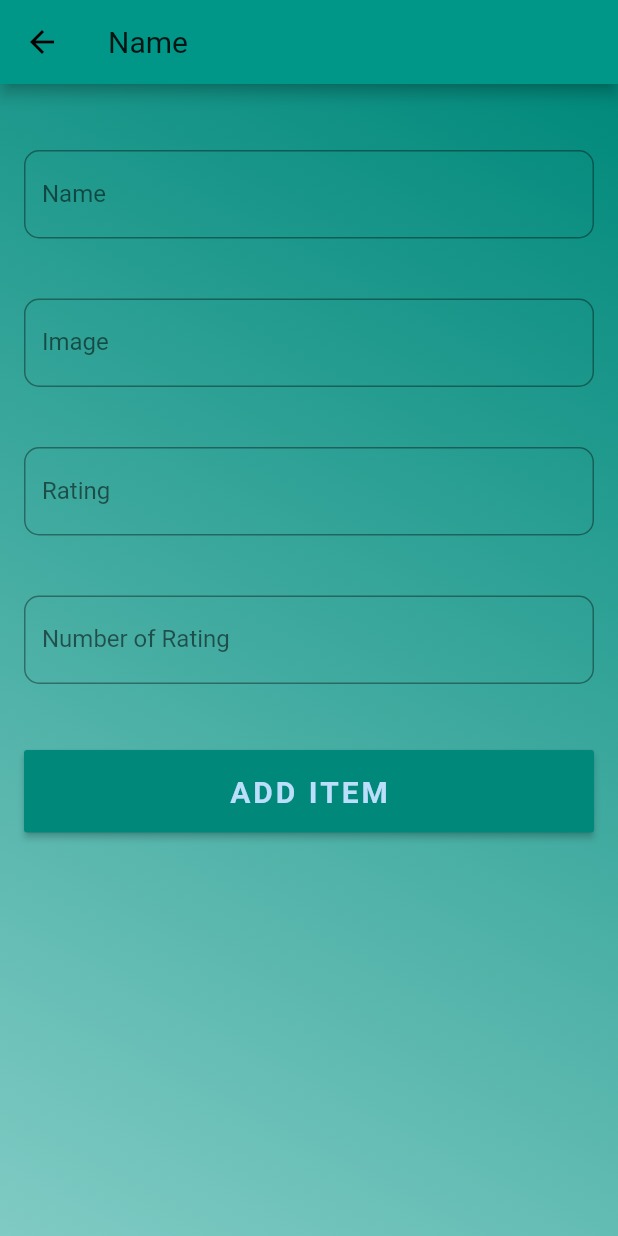
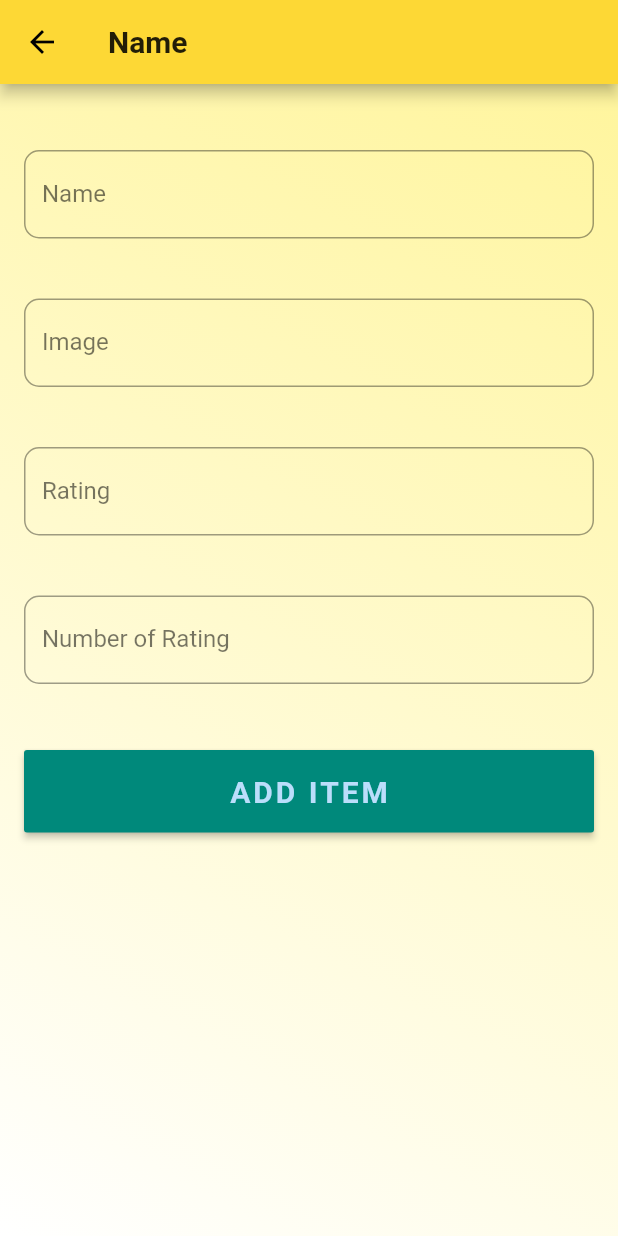
Before and after one commit to room2468/12-final-project-namsantech, a Flutter app: the AddScreen screen opened directly, on a phone screen of 412 x 824 dp. Run offline on Flutter 3.47's test engine with Material 2 defaults, Android fonts, the phone set to English and light mode, and no system bars; our stand-ins replace animated_theme_switcher, carousel_pro, cloud_firestore, firebase_auth, firebase_core, floor and 5 more; missing offline and left inert: dart:ffi; accounts and stored records are empty; statements that could not run were skipped.

Commit message:
ganti warna

```diff
--- a/lib/kategori/screens/add_screen.dart
+++ b/lib/kategori/screens/add_screen.dart
@@ -18,15 +18,15 @@ class AddScreen extends StatelessWidget {
       },
       child: Scaffold(
         appBar: AppBar(
-          title: Text('Name'),
-          backgroundColor: Colors.teal[500],
+          title: Text('Name', style : TextStyle (fontWeight: FontWeight.bold)),
+          backgroundColor: Colors.yellow[600],
         ),
         body: Container(
           decoration: BoxDecoration(
             gradient: LinearGradient(
               begin: Alignment.topRight,
               end: Alignment.bottomLeft,
-              colors: [Colors.teal[600], Colors.teal[200]],
+              colors: [Colors.yellow[200], Colors.white],
             ),
           ),
           child: Padding(
--- a/lib/kategori/screens/edit_screen.dart
+++ b/lib/kategori/screens/edit_screen.dart
@@ -35,7 +35,7 @@ class _EditScreenState extends State<EditScreen> {
         //backgroundColor: CustomColors.firebaseNavy,
         appBar: AppBar(
           title: Text('Kategori'),
-          backgroundColor: Colors.teal[500],
+          backgroundColor: Colors.yellow[600],
           // backgroundColor: CustomColors.firebaseNavy,
           //title: AppBarTitle(),
           actions: [
@@ -82,7 +82,7 @@ class _EditScreenState extends State<EditScreen> {
             gradient: LinearGradient(
               begin: Alignment.topRight,
               end: Alignment.bottomLeft,
-              colors: [Colors.teal[600], Colors.teal[200]],
+              colors: [Colors.yellow[600], Colors.white],
             ),
           ),
           child: Padding(
```
